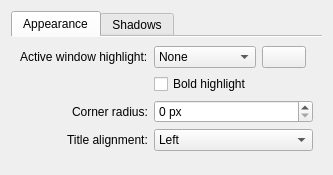
This is src/config/ui/breezeconfigurationui.ui in KrokusPokus/mkPolarisEdge as Qt 5 draws it before an edit. The edited form follows.
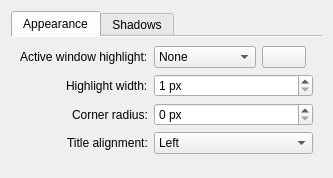
This is the edited form. Custom widgets are drawn as their Qt base class.

Patch:
```diff
--- a/src/config/ui/breezeconfigurationui.ui
+++ b/src/config/ui/breezeconfigurationui.ui
@@ -58,13 +58,29 @@
          </item>
         </layout>
        </item>
+       <item row="1" column="0">
+        <widget class="QLabel" name="highlightWidthLabel">
+         <property name="text">
+          <string>Highlight width:</string>
+         </property>
+         <property name="buddy">
+          <cstring>highlightWidth</cstring>
+         </property>
+        </widget>
+       </item>
        <item row="1" column="1">
-        <widget class="QCheckBox" name="highlightBold">
-         <property name="text">
-          <string>Bold highlight</string>
-         </property>
+        <widget class="QSpinBox" name="highlightWidth">
          <property name="toolTip">
-          <string>2 px highlight line, as in the B variants of the mkAurorae themes</string>
+          <string>Width of the highlight line: 1 thin, 2 bold as in the B variants of the mkAurorae themes, 3 and 4 grow one row further in each (4 covers the whole frame)</string>
+         </property>
+         <property name="suffix">
+          <string> px</string>
+         </property>
+         <property name="minimum">
+          <number>1</number>
+         </property>
+         <property name="maximum">
+          <number>4</number>
          </property>
         </widget>
        </item>
```
Left out of the diff: 2 changed lines with no effect on the pictures.
